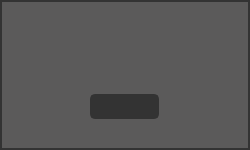
First picture: the form in src/app/ui/ui_error.ui, repository CameronBrooks11/pyside6-gui-template, before the edit.
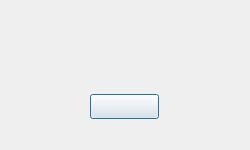
Second picture: the form after the edit.

Commit message: refactor: style every widget from one stylesheet (#14)

The edit to the form file:
```diff
--- a/src/app/ui/ui_error.ui
+++ b/src/app/ui/ui_error.ui
@@ -43,9 +43,6 @@
    </property>
    <item>
     <widget class="QFrame" name="frame">
-     <property name="styleSheet">
-      <string notr="true">background:rgb(51,51,51);</string>
-     </property>
      <property name="frameShape">
       <enum>QFrame::NoFrame</enum>
      </property>
@@ -82,9 +79,6 @@
           <height>55</height>
          </size>
         </property>
-        <property name="styleSheet">
-         <string notr="true">background:rgb(91,90,90);</string>
-        </property>
         <property name="frameShape">
          <enum>QFrame::NoFrame</enum>
         </property>
@@ -134,9 +128,6 @@
              <pointsize>12</pointsize>
             </font>
            </property>
-           <property name="styleSheet">
-            <string notr="true">color:rgb(255,255,255);</string>
-           </property>
            <property name="text">
             <string/>
            </property>
@@ -150,9 +141,6 @@
       </item>
       <item>
        <widget class="QFrame" name="frame_bottom">
-        <property name="styleSheet">
-         <string notr="true">background:rgb(91,90,90);</string>
-        </property>
         <property name="frameShape">
          <enum>QFrame::NoFrame</enum>
         </property>
@@ -177,23 +165,6 @@
              <height>25</height>
             </size>
            </property>
-           <property name="styleSheet">
-            <string notr="true">QPushButton {
-	border: 2px solid rgb(51,51,51);
-	border-radius: 5px;	
-	color:rgb(255,255,255);
-	background-color: rgb(51,51,51);
-}
-QPushButton:hover {
-	border: 2px solid rgb(0,143,150);
-	background-color: rgb(0,143,150);
-}
-QPushButton:pressed {	
-	border: 2px solid rgb(0,143,150);
-	background-color: rgb(51,51,51);
-}
-</string>
-           </property>
            <property name="text">
             <string/>
            </property>
```
The commit also changes 18 other files.
